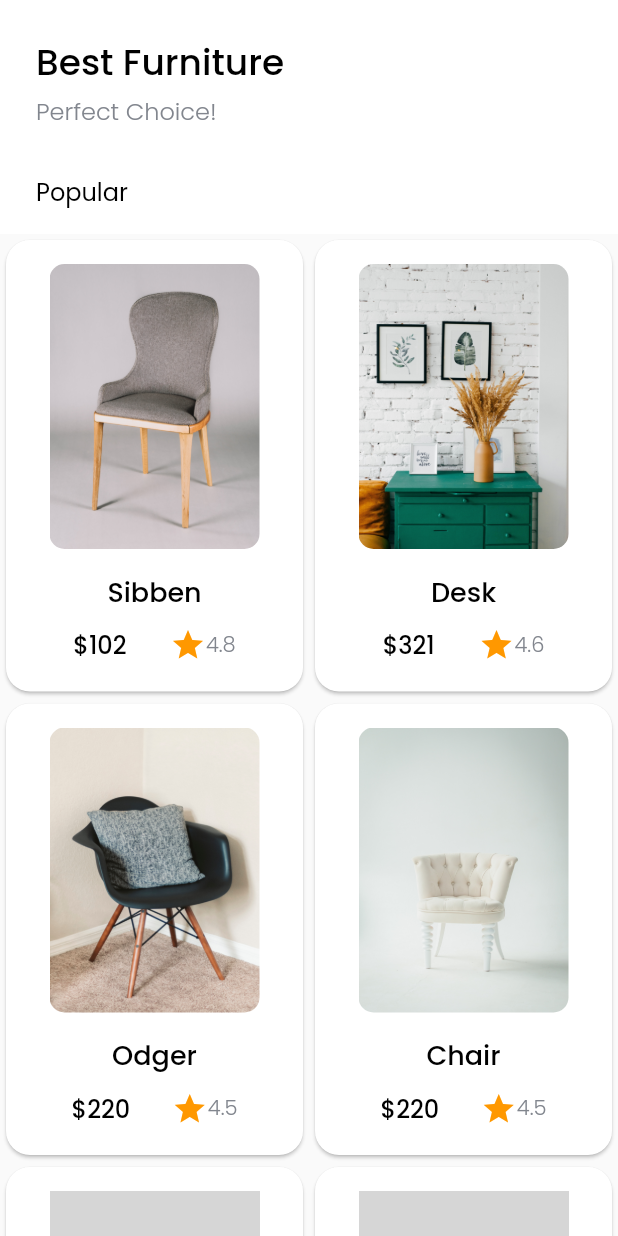
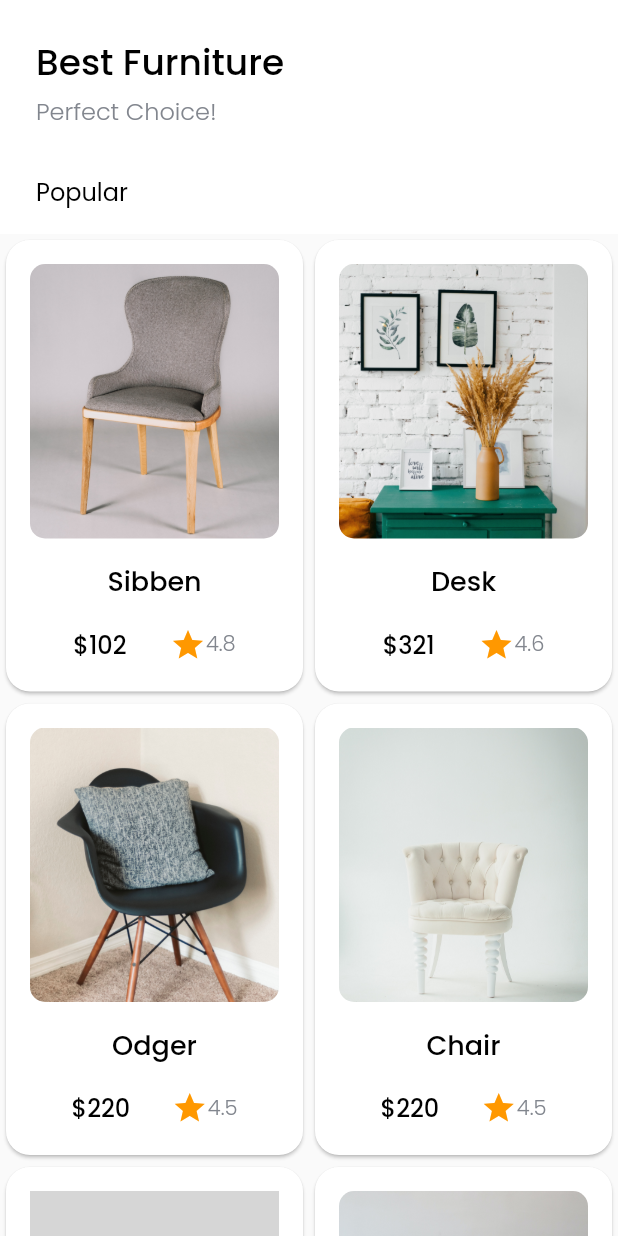
Before and after one commit to rizkikurniaa/FurnitureApps, a Flutter app: the screen it shows after launch, on a phone screen of 412 x 824 dp. Run offline on Flutter 3.47's test engine with Material 2 defaults, Android fonts, the phone set to English and light mode, and no system bars; our stand-ins replace google_fonts; grey boxes are pictures that could not be loaded.

Commit message:
Fixed overflowed widget

```diff
--- a/lib/widgets/furniture_card.dart
+++ b/lib/widgets/furniture_card.dart
@@ -30,24 +30,33 @@ class FurnitureCard extends StatelessWidget {
                   padding: const EdgeInsets.all(16.0),
                   child: Column(
                     children: <Widget>[
-                      ClipRRect(
+                      Expanded(
+                        flex: 6,
+                        child: ClipRRect(
                           borderRadius: BorderRadius.circular(10),
                           child: Image.asset(
                             items.imageAsset,
-                          width: 140,
-                          height: 190,
-                          fit: BoxFit.fill,
+                            width: MediaQuery.of(context).size.width,
+                            fit: BoxFit.fitWidth,
+                          ),
                         ),
                       ),
                       SizedBox(
                         height: 15,
                       ),
-                      Text(items.name,
-                          style: blackTextStyle.copyWith(fontSize: 18)),
+                      Expanded(
+                        child: Text(
+                          items.name,
+                          style: blackTextStyle.copyWith(fontSize: 18),
+                          maxLines: 1,
+                          overflow: TextOverflow.ellipsis,
+                        ),
+                      ),
                       SizedBox(
                         height: 10,
                       ),
-                      Row(
+                      Expanded(
+                        child: Row(
                           mainAxisAlignment: MainAxisAlignment.spaceEvenly,
                           children: [
                             Text(
@@ -68,6 +77,7 @@ class FurnitureCard extends StatelessWidget {
                             ),
                           ],
                         ),
+                      ),
                     ],
                   ),
                 ),
```
Lines whose indentation alone changed are shown as unchanged.
